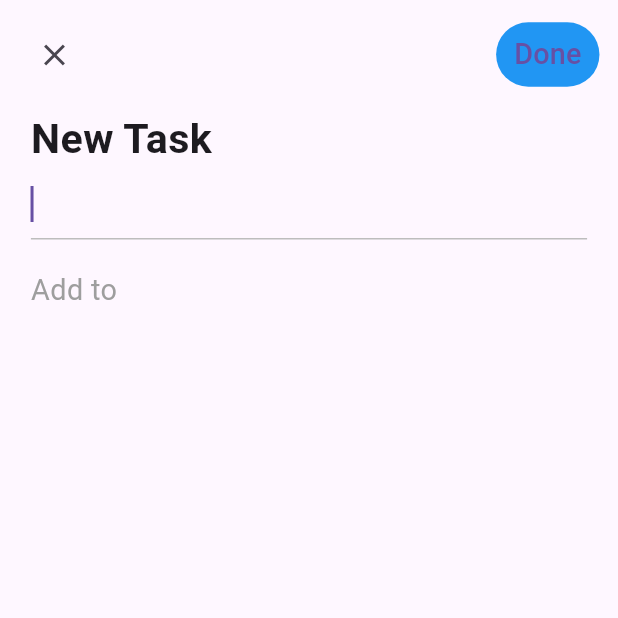
After one commit to ktpmix/getX_project, a Flutter app: the AddDialog screen opened directly, on a phone screen of 412 x 824 dp, the top half of it. The commit adds this screen. Run offline on Flutter 3.47's test engine with Material 3 defaults, Android fonts, the light colour scheme and no system bars; our stand-ins replace dotted_border, equatable, flutter_easyloading, get, shared_preferences, step_progress_indicator; accounts and stored records are empty.

Commit message:
dialog addTask

```diff
--- a/lib/app/modules/home/home_controller.dart
+++ b/lib/app/modules/home/home_controller.dart
@@ -3,39 +3,71 @@ import 'package:get/get.dart';
 import 'package:getx_prac/app/data/models/task.dart';
 import 'package:getx_prac/app/data/services/storage/repository.dart';
 
-class HomeController extends GetxController{
+class HomeController extends GetxController {
   TaskRepository taskRepository;
   HomeController({required this.taskRepository});
-  final formKey=GlobalKey<FormState>();
-  final editController =TextEditingController();
-  final chipIndex=0.obs;
-  final tasks=<Task>[].obs;
+  final formKey = GlobalKey<FormState>();
+  final editController = TextEditingController();
+  final chipIndex = 0.obs;
+  final deleting = false.obs;
+  final tasks = <Task>[].obs;
+  final task = Rxn<Task?>(null);
 
   @override
   void onInit() {
-
     super.onInit();
     tasks.assignAll(taskRepository.readTasks());
-    ever(tasks, (_){
+    ever(tasks, (_) {
       taskRepository.writeTasks(tasks);
     });
   }
 
   @override
   void onClose() {
-
+    editController.dispose();
     super.onClose();
   }
 
-  void changeChipIndex(int index){
-    chipIndex.value=index;
+  void changeChipIndex(int index) {
+    chipIndex.value = index;
   }
 
-  bool addTask (Task task){
-    if(tasks.contains(task)){
+  void changeDeleting(bool value) {
+    deleting.value = value;
+  }
+
+  void changeTask(Task? value) {
+    task.value = value;
+  }
+
+  bool addTask(Task task) {
+    if (tasks.contains(task)) {
       return false;
     }
     tasks.add(task);
     return true;
   }
+
+  void deleteTask(Task task) {
+    tasks.remove(task);
+  }
+
+  bool updateTask(Task task, String textNewTask) {
+    var todos = task.todos;
+
+    if (containerToDo(todos, textNewTask)) {
+      return false;
+    }
+    var todo = {'title': textNewTask, 'done': false};
+    todos.add(todo);
+    var newTask = task.copyWith(todos: todos);
+    int oldIdx = tasks.indexOf(task);
+    tasks[oldIdx] = newTask;
+    tasks.refresh();
+    return true;
+  }
+
+  bool containerToDo(List todos, String text) {
+    return todos.any((element) => element['title'] == text);
+  }
 }
--- a/lib/app/modules/home/home_view.dart
+++ b/lib/app/modules/home/home_view.dart
@@ -1,9 +1,12 @@
 import 'package:flutter/material.dart';
+import 'package:flutter_easyloading/flutter_easyloading.dart';
 import 'package:get/get.dart';
 import 'package:getx_prac/app/core/utils/extension.dart';
+import 'package:getx_prac/app/data/models/task.dart';
 import 'package:getx_prac/app/modules/home/home_controller.dart';
-import 'package:getx_prac/app/widgets/add_card.dart';
-import 'package:getx_prac/app/widgets/task_card.dart';
+import 'package:getx_prac/app/modules/home/widgets/add_card.dart';
+import 'package:getx_prac/app/modules/home/widgets/add_dialog.dart';
+import 'package:getx_prac/app/modules/home/widgets/task_card.dart';
 
 class HomePage extends GetView<HomeController> {
   const HomePage({super.key});
@@ -30,9 +33,23 @@ class HomePage extends GetView<HomeController> {
                 shrinkWrap: true,
                 physics: const ClampingScrollPhysics(),
                 children: [
-                  ...controller.tasks
-                      .map((task) => TaskCard(task: task))
-                      .toList(),
+                  ...controller.tasks.map((task) => LongPressDraggable(
+                      data: task,
+                      onDragStarted: () {
+                        controller.changeDeleting(true);
+                      },
+                      onDraggableCanceled: (_, __) {
+                        //
+                        controller.changeDeleting(false);
+                      },
+                      onDragEnd: (_) {
+                        controller.changeDeleting(false);
+                      },
+                      feedback: Opacity(
+                        opacity: 0.8,
+                        child: TaskCard(task: task),
+                      ),
+                      child: TaskCard(task: task))),
                   AddCard()
                 ],
               ),
@@ -40,6 +57,29 @@ class HomePage extends GetView<HomeController> {
           ],
         ),
       ),
+      floatingActionButton: DragTarget(
+        builder: (_, __, ___) {
+          return Obx(
+            () => FloatingActionButton(
+              backgroundColor:
+                  controller.deleting.value ? Colors.red : Colors.blue,
+              onPressed: () {
+               if(controller.tasks.isNotEmpty){
+                 Get.to(()=> AddDialog(),transition: Transition.downToUp);
+               }
+               else{
+                EasyLoading.showInfo('Add Task First');
+               }
+              },
+              child: Icon(controller.deleting.value ? Icons.delete : Icons.add),
+            ),
+          );
+        },
+        onAcceptWithDetails: (DragTargetDetails<Task> details) {
+          controller.deleteTask(details.data);
+          EasyLoading.showSuccess('Task Deleted');
+        },
+      ),
     );
   }
 }
--- a/lib/app/widgets/add_card.dart
+++ b/lib/app/modules/home/widgets/add_card.dart
@@ -6,7 +6,7 @@ import 'package:getx_prac/app/core/utils/extension.dart';
 import 'package:getx_prac/app/core/values/colors.dart';
 import 'package:getx_prac/app/data/models/task.dart';
 import 'package:getx_prac/app/modules/home/home_controller.dart';
-import 'package:getx_prac/app/widgets/icons.dart';
+import 'package:getx_prac/app/modules/home/widgets/icons.dart';
 
 class AddCard extends StatelessWidget {
   final homeCtrl = Get.find<HomeController>();
--- /dev/null
+++ b/lib/app/modules/home/widgets/add_dialog.dart
@@ -0,0 +1,137 @@
+import 'package:flutter/material.dart';
+import 'package:flutter_easyloading/flutter_easyloading.dart';
+import 'package:get/get.dart';
+import 'package:getx_prac/app/core/utils/extension.dart';
+import 'package:getx_prac/app/data/models/task.dart';
+import 'package:getx_prac/app/modules/home/home_controller.dart';
+
+class AddDialog extends StatelessWidget {
+  final homeCtrl = Get.find<HomeController>();
+  AddDialog({super.key});
+
+  @override
+  Widget build(BuildContext context) {
+    return Scaffold(
+        body: Form(
+      key: homeCtrl.formKey,
+      child: ListView(
+        children: [
+          Padding(
+            padding: EdgeInsets.all(3.0.wp),
+            child: Row(
+              mainAxisAlignment: MainAxisAlignment.spaceBetween,
+              children: [
+                IconButton(
+                    onPressed: () {
+                      Get.back();
+                      homeCtrl.editController.clear();
+                      homeCtrl.changeTask(null);
+                    },
+                    icon: const Icon(Icons.close)),
+                TextButton(
+                    style: ButtonStyle(
+                        overlayColor:
+                            MaterialStateProperty.all(Colors.transparent),
+                        backgroundColor:
+                            MaterialStateProperty.all(Colors.blue)),
+                    onPressed: () {
+                      if (homeCtrl.formKey.currentState!.validate()) {
+                        if (homeCtrl.task.value == null) {
+                          EasyLoading.showError('Please select task type');
+                        } else {
+                          var success = homeCtrl.updateTask(
+                              homeCtrl.task.value!,
+                              homeCtrl.editController.text.trim());
+                          if (success) {
+                            EasyLoading.showSuccess('Task added');
+                            Get.back();
+                            homeCtrl.editController.clear();
+                            homeCtrl.changeTask(null);
+                          } else {
+                            EasyLoading.showError('Task already exists');
+                          }
+                        }
+                      }
+                    },
+                    child: Text(
+                      'Done',
+                      style: TextStyle(fontSize: 14.0.sp),
+                    ))
+              ],
+            ),
+          ),
+          Padding(
+            padding: EdgeInsets.symmetric(horizontal: 5.0.wp),
+            child: Text(
+              'New Task',
+              style: TextStyle(fontSize: 20.0.sp, fontWeight: FontWeight.bold),
+            ),
+          ),
+          Padding(
+            padding: EdgeInsets.symmetric(horizontal: 5.0.wp),
+            child: TextFormField(
+              controller: homeCtrl.editController,
+              decoration: InputDecoration(
+                focusedBorder: UnderlineInputBorder(
+                  borderSide: BorderSide(color: Colors.grey[400]!),
+                ),
+              ),
+              autofocus: true,
+              validator: (value) {
+                if (value == null || value.trim().isEmpty) {
+                  return 'Please enter your todo items';
+                }
+                return null;
+              },
+            ),
+          ),
+          Padding(
+            padding: EdgeInsets.only(
+                top: 5.0.wp, left: 5.0.wp, right: 5.0.wp, bottom: 2.0.wp),
+            child: Text(
+              'Add to',
+              style: TextStyle(fontSize: 14.0.sp, color: Colors.grey),
+            ),
+          ),
+          ...homeCtrl.tasks.map((element) => Obx(
+                () => InkWell(
+                  onTap: () {
+                    homeCtrl.changeTask(element);
+                  },
+                  child: Padding(
+                    padding: EdgeInsets.symmetric(
+                        vertical: 3.0.wp, horizontal: 5.0.wp),
+                    child: Row(
+                      mainAxisAlignment: MainAxisAlignment.spaceBetween,
+                      children: [
+                        Row(
+                          children: [
+                            Icon(
+                              IconData(element.icon,
+                                  fontFamily: 'MaterialIcons'),
+                              color: HexColor.fromHex(element.color),
+                            ),
+                            SizedBox(
+                              width: 3.0.wp,
+                            ),
+                            Text(element.title,
+                                style: TextStyle(
+                                    fontSize: 12.0.sp,
+                                    fontWeight: FontWeight.bold)),
+                          ],
+                        ),
+                        if (homeCtrl.task.value == element)
+                          const Icon(
+                            Icons.check,
+                            color: Colors.blue,
+                          )
+                      ],
+                    ),
+                  ),
+                ),
+              ))
+        ],
+      ),
+    ));
+  }
+}
```
Also changed, not shown: lib/app/modules/detail/detail_view.dart (added, +55 -0 lines), lib/app/modules/home/widgets/task_card.dart (added, +88 -0 lines), lib/app/widgets/task_card.dart (deleted, +0 -79 lines), lib/app/modules/home/widgets/icons.dart (renamed from lib/app/widgets/icons.dart).
